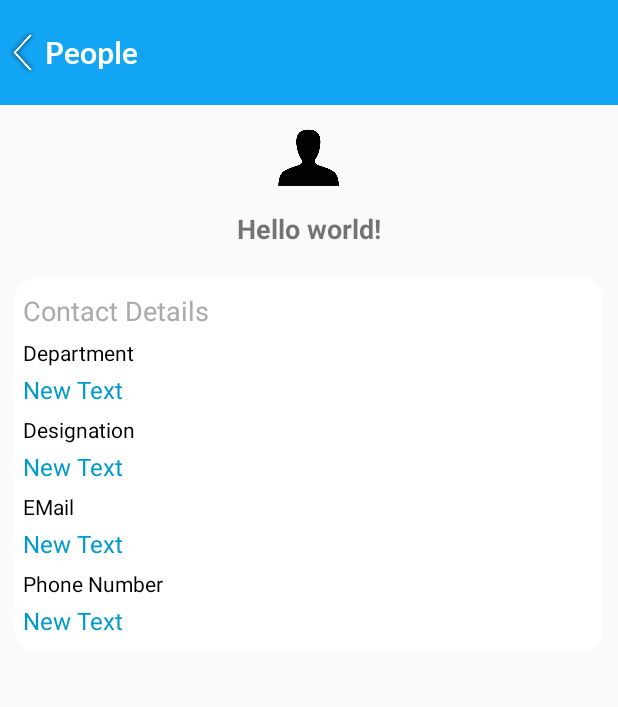
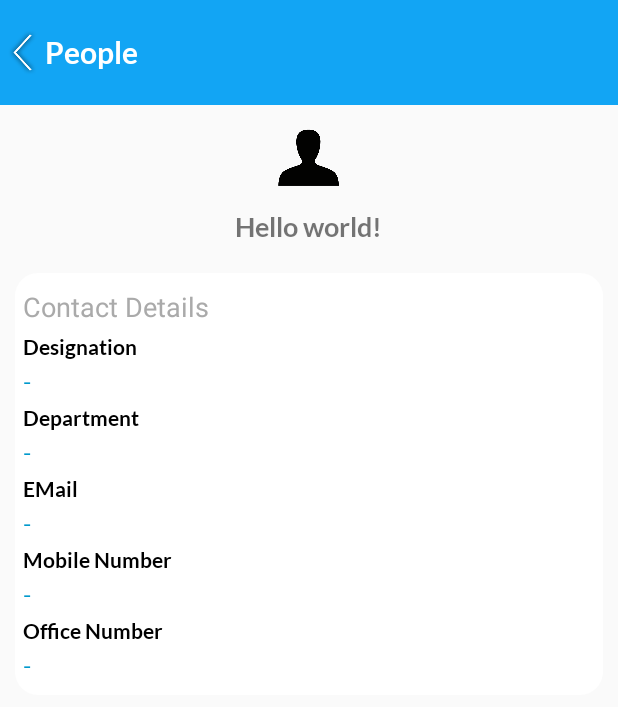
Before and after one commit to pranavmahajan21/SmartOffice, an Android app: the PeopleDetailActivity screen opened directly, with no data from a screen before it, on a phone screen of 412 x 824 dp. Shown: the top 707 px of the screen. Run offline under Robolectric (Android 15) with nearby library versions, the phone set to English and light mode, and no system bars; 6 statements that could not run were skipped.

```diff
--- a/app/src/main/AndroidManifest.xml
+++ b/app/src/main/AndroidManifest.xml
@@ -9,6 +9,7 @@
     <uses-permission android:name="android.permission.RECEIVE_BOOT_COMPLETED" />
     <uses-permission android:name="android.permission.GET_ACCOUNTS" />
     <uses-permission android:name="com.google.android.c2dm.permission.RECEIVE" />
+    <uses-permission android:name="android.permission.READ_PHONE_STATE" />
 
     <permission android:protectionLevel="signature"
         android:name="mw.smartoffice.activity.permission.C2D_MESSAGE" />
@@ -117,7 +118,7 @@
             android:name="com.mw.smartoffice.receiver.PushReceiver"
             android:label="PushReceiver" >
             <intent-filter>
-                <action android:name="com.mw.smartoffice.STATUS_UPDATE" >
+                <action android:name="com.mw.smartoffice.NOTIFICATION" >
                 </action>
             </intent-filter>
         </receiver>
--- a/app/src/main/java/com/mw/smartoffice/DAO/UserDAO.java
+++ b/app/src/main/java/com/mw/smartoffice/DAO/UserDAO.java
@@ -30,6 +30,7 @@ public class UserDAO {
     public ParseUser loginUser(String userName, String password) {
         try {
             ParseUser.logIn(userName, password);
+
         } catch (ParseException e) {
             e.printStackTrace();
         }
--- a/app/src/main/java/com/mw/smartoffice/activity/PeopleDetailActivity.java
+++ b/app/src/main/java/com/mw/smartoffice/activity/PeopleDetailActivity.java
@@ -13,8 +13,8 @@ public class PeopleDetailActivity extends AndhraActivity {
     ImageView profilePic_IV;
     TextView name_TV;
 
-    TextView departmentLabel_TV, designationLabel_TV, emailLabel_TV, phoneLabel_TV;
-    TextView department_TV, designation_TV, email_TV, phone_TV;
+    TextView departmentLabel_TV, designationLabel_TV, emailLabel_TV, mobileLabel_TV, officeLabel_TV;
+    TextView department_TV, designation_TV, email_TV, mobile_TV, office_TV;
 
 
     MyApp myApp;
@@ -39,26 +39,30 @@ public class PeopleDetailActivity extends AndhraActivity {
         departmentLabel_TV = (TextView) findViewById(R.id.departmentLabel_TV);
         designationLabel_TV = (TextView) findViewById(R.id.designationLabel_TV);
         emailLabel_TV = (TextView) findViewById(R.id.emailLabel_TV);
-        phoneLabel_TV = (TextView) findViewById(R.id.phoneLabel_TV);
+        mobileLabel_TV = (TextView) findViewById(R.id.mobileLabel_TV);
+        officeLabel_TV = (TextView) findViewById(R.id.officeLabel_TV);
 
         department_TV = (TextView) findViewById(R.id.department_TV);
         designation_TV = (TextView) findViewById(R.id.designation_TV);
         email_TV = (TextView) findViewById(R.id.email_TV);
-        phone_TV = (TextView) findViewById(R.id.phone_TV);
+        mobile_TV = (TextView) findViewById(R.id.mobile_TV);
+        office_TV = (TextView) findViewById(R.id.office_TV);
     }
 
     private void setTypeface() {
-//        name_TV.setTypeface();
-//
-//        departmentLabel_TV.setTypeface();
-//        designationLabel_TV.setTypeface();
-//        emailLabel_TV.setTypeface();
-//        phoneLabel_TV.setTypeface();
-//
-//        department_TV.setTypeface();
-//        designation_TV.setTypeface();
-//        email_TV.setTypeface();
-//        phone_TV.setTypeface();
+        name_TV.setTypeface(myApp.getTypefaceBoldLato());
+
+        departmentLabel_TV.setTypeface(myApp.getTypefaceBoldLato());
+        designationLabel_TV.setTypeface(myApp.getTypefaceBoldLato());
+        emailLabel_TV.setTypeface(myApp.getTypefaceBoldLato());
+        mobileLabel_TV.setTypeface(myApp.getTypefaceBoldLato());
+        officeLabel_TV.setTypeface(myApp.getTypefaceBoldLato());
+
+        department_TV.setTypeface(myApp.getTypefaceRegularLato());
+        designation_TV.setTypeface(myApp.getTypefaceRegularLato());
+        email_TV.setTypeface(myApp.getTypefaceRegularLato());
+        mobile_TV.setTypeface(myApp.getTypefaceRegularLato());
+        office_TV.setTypeface(myApp.getTypefaceRegularLato());
     }
 
     private void initView() {
@@ -68,7 +72,7 @@ public class PeopleDetailActivity extends AndhraActivity {
         department_TV.setText(selectedUser.getDepartment());
         designation_TV.setText(selectedUser.getDesignation());
         email_TV.setText(selectedUser.getEmail());
-        phone_TV.setText(selectedUser.getMobileNo());
+        mobile_TV.setText(selectedUser.getMobileNo());
     }
 
 
@@ -77,7 +81,7 @@ public class PeopleDetailActivity extends AndhraActivity {
         super.onCreate(savedInstanceState);
         setContentView(R.layout.activity_people_detail);
 //        super.setToolbar("People", View.GONE, View.GONE, View.GONE, null);
-        super.setToolbar("People",-1);
+        super.setToolbar("People", -1);
 
         initThings();
         findThings();
--- a/app/src/main/java/com/mw/smartoffice/model/Meeting.java
+++ b/app/src/main/java/com/mw/smartoffice/model/Meeting.java
@@ -214,4 +214,5 @@ public class Meeting implements Serializable {
     public void setEmptyMeeting(boolean isEmptyMeeting) {
         this.isEmptyMeeting = isEmptyMeeting;
     }
+
 }
--- a/app/src/main/java/com/mw/smartoffice/util/Constant.java
+++ b/app/src/main/java/com/mw/smartoffice/util/Constant.java
@@ -11,6 +11,9 @@ public class Constant {
     public static String TEMP_MEETING_CRAP = "?userId=79db3abe-036b-11e5-a2ea-b8ac6fa5bad5";
     public static String MEETING_CREATE = "/meeting/create_meeting";
     public static String USERS_DATA = "/user/get_users";
+
+    public static String OFFICE_START_TIME = " 08:00:00";
+    public static String OFFICE_END_TIME = " 20:00:00";
 
     public static final int SELECT_USER_ACTIVITY = 1000;
 
--- a/app/src/main/res/layout/activity_people_detail.xml
+++ b/app/src/main/res/layout/activity_people_detail.xml
@@ -57,7 +57,16 @@
             android:textSize="18sp" />
 
         <TextView
+            android:id="@+id/designationLabel_TV"
+            style="@style/TV2"
+            android:text="Designation" />
 
+        <TextView
+            android:id="@+id/designation_TV"
+            style="@style/TV3"
+            android:text="-" />
+
+        <TextView
             android:id="@+id/departmentLabel_TV"
             style="@style/TV2"
             android:text="Department" />
@@ -65,17 +74,7 @@
         <TextView
             android:id="@+id/department_TV"
             style="@style/TV3"
-            android:text="New Text" />
-
-        <TextView
-            android:id="@+id/designationLabel_TV"
-            style="@style/TV2"
-            android:text="Designation" />
-
-        <TextView
-            android:id="@+id/designation_TV"
-            style="@style/TV3"
-            android:text="New Text" />
+            android:text="-" />
 
         <TextView
             android:id="@+id/emailLabel_TV"
@@ -85,17 +84,27 @@
         <TextView
             android:id="@+id/email_TV"
             style="@style/TV3"
-            android:text="New Text" />
+            android:text="-" />
 
         <TextView
-            android:id="@+id/phoneLabel_TV"
+            android:id="@+id/mobileLabel_TV"
             style="@style/TV2"
-            android:text="Phone Number" />
+            android:text="Mobile Number" />
 
         <TextView
-            android:id="@+id/phone_TV"
+            android:id="@+id/mobile_TV"
             style="@style/TV3"
-            android:text="New Text" />
+            android:text="-" />
+
+        <TextView
+            android:id="@+id/officeLabel_TV"
+            style="@style/TV2"
+            android:text="Office Number" />
+
+        <TextView
+            android:id="@+id/office_TV"
+            style="@style/TV3"
+            android:text="-" />
     </LinearLayout>
 
 
```
Also changed, not shown: app/src/main/java/com/mw/smartoffice/activity/AndhraActivity.java (+9 -0 lines), app/src/main/java/com/mw/smartoffice/activity/LoginActivity.java (+39 -29 lines), app/src/main/java/com/mw/smartoffice/activity/MeetingAddActivity.java (+50 -67 lines), app/src/main/java/com/mw/smartoffice/activity/MeetingListActivity2.java (+233 -7 lines), app/src/main/java/com/mw/smartoffice/application/MyApp.java (+15 -42 lines), app/src/main/java/com/mw/smartoffice/service/MeetingService.java (+51 -47 lines), app/src/main/java/com/mw/smartoffice/util/DateFormatter.java (+4 -4 lines).
